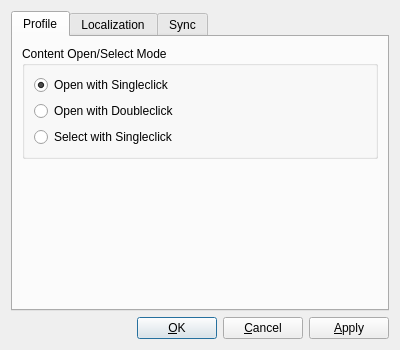
Above: OptionsDialog.ui from SyDevTeam/gta5view before the change. Below: the same form after it.
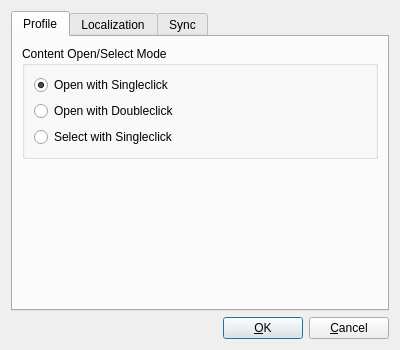
That is the form after the change.

```diff
--- a/OptionsDialog.ui
+++ b/OptionsDialog.ui
@@ -164,13 +164,6 @@
        </property>
       </widget>
      </item>
-     <item>
-      <widget class="QPushButton" name="cmdApply">
-       <property name="text">
-        <string extracomment="OK, Cancel, Apply">&amp;Apply</string>
-       </property>
-      </widget>
-     </item>
     </layout>
    </item>
   </layout>
```
